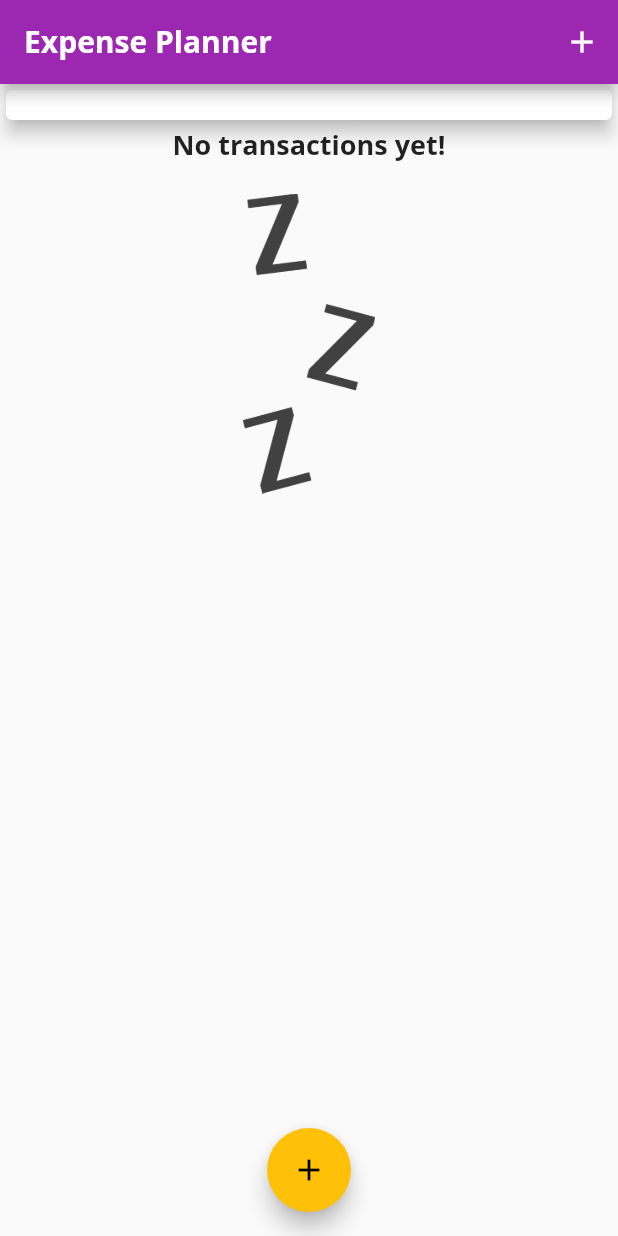
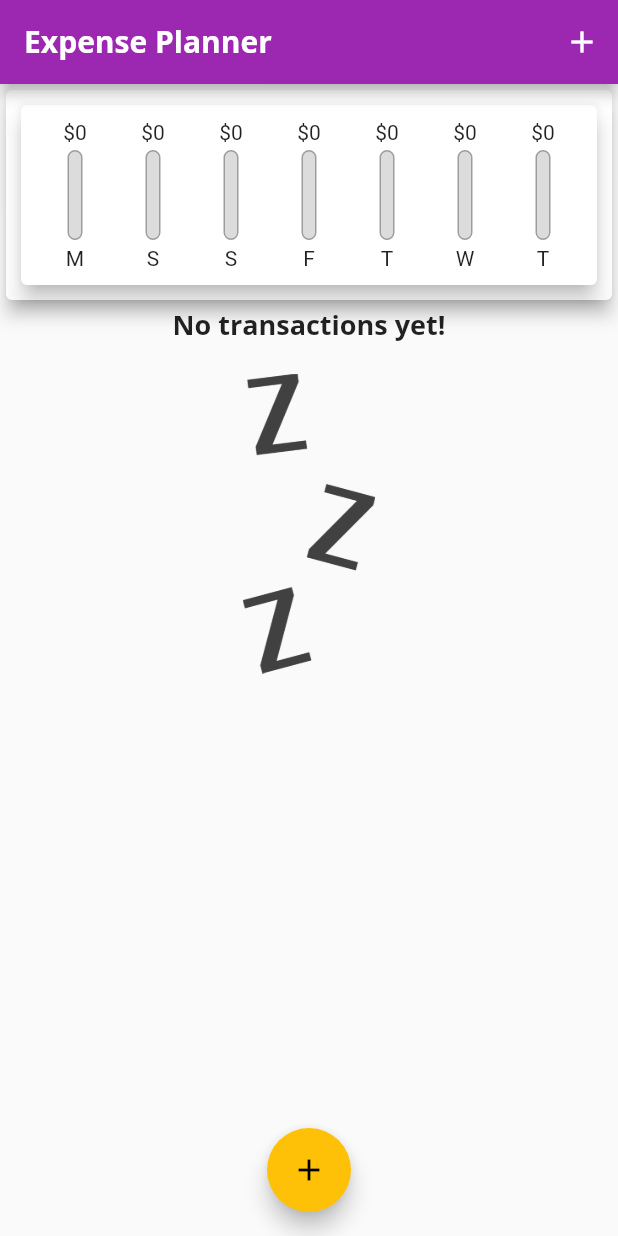
Before and after one commit to ngjunxiang/Expense_Planner_App, a Flutter app: the screen it shows after launch, on a phone screen of 412 x 824 dp. Run offline on Flutter 3.47's test engine with Material 2 defaults, Android fonts, the phone set to English and light mode, and no system bars.

Commit message:
Finished bar chart

```diff
--- a/lib/widgets/chart.dart
+++ b/lib/widgets/chart.dart
@@ -1,3 +1,4 @@
+import 'package:expense_planner_app/widgets/chart_bar.dart';
 import 'package:flutter/material.dart';
 import 'package:intl/intl.dart';
 
@@ -23,18 +24,39 @@ class Chart extends StatelessWidget {
         }
       }
 
-      return {'day': DateFormat.E().format(weekday), 'amount': totalSum};
+      return {
+        'day': DateFormat.E().format(weekday).substring(0, 1),
+        'amount': totalSum,
+      };
+    });
+  }
+
+  double get totalSpending {
+    return groupedTransactionValues.fold(0.0, (sum, item) {
+      return sum + item['amount'];
     });
   }
 
   @override
   Widget build(BuildContext context) {
-    print(groupedTransactionValues);
     return Card(
       elevation: 6,
       margin: EdgeInsets.all(10),
-      child: Row(
-        children: <Widget>[],
+      child: Padding(
+        padding: EdgeInsets.all(10),
+        child: Row(
+          mainAxisAlignment: MainAxisAlignment.spaceAround,
+          children: groupedTransactionValues.map((t) {
+            return Flexible(
+              fit: FlexFit.tight,
+              child: ChartBar(
+                t['day'],
+                t['amount'],
+                totalSpending == 0.0 ? 0.0 : t['amount'] / totalSpending,
+              ),
+            );
+          }).toList(),
+        ),
       ),
     );
   }
--- /dev/null
+++ b/lib/widgets/chart_bar.dart
@@ -0,0 +1,51 @@
+import 'package:flutter/material.dart';
+
+class ChartBar extends StatelessWidget {
+  final String label;
+  final double spendingAmount;
+  final double spendingPctOfTotal;
+
+  ChartBar(this.label, this.spendingAmount, this.spendingPctOfTotal);
+
+  @override
+  Widget build(BuildContext context) {
+    return Column(
+      children: <Widget>[
+        FittedBox(
+          child: Text('\$${spendingAmount.toStringAsFixed(0)}'),
+        ),
+        SizedBox(
+          height: 4,
+        ),
+        Container(
+          height: 60,
+          width: 10,
+          child: Stack(
+            children: <Widget>[
+              Container(
+                decoration: BoxDecoration(
+                  border: Border.all(color: Colors.grey, width: 1.0),
+                  color: Color.fromRGBO(220, 220, 220, 1),
+                  borderRadius: BorderRadius.circular(10),
+                ),
+              ),
+              FractionallySizedBox(
+                heightFactor: spendingPctOfTotal,
+                child: Container(
+                  decoration: BoxDecoration(
+                    color: Theme.of(context).primaryColor,
+                    borderRadius: BorderRadius.circular(10),
+                  ),
+                ),
+              ),
+            ],
+          ),
+        ),
+        SizedBox(
+          height: 4,
+        ),
+        Text(label),
+      ],
+    );
+  }
+}
```
